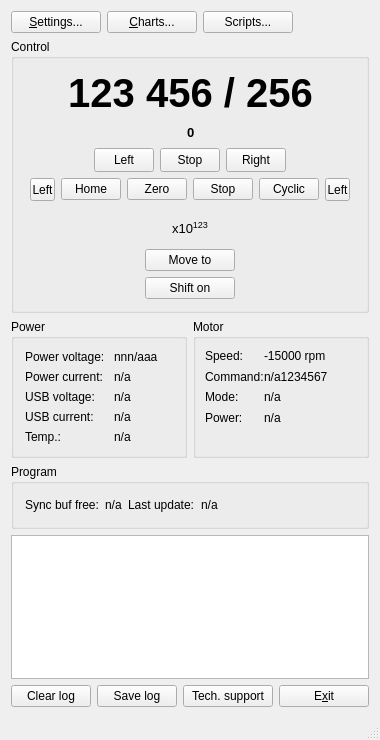
EPC-MSU/XILab, file src/mainwindow.ui: the form before one commit.
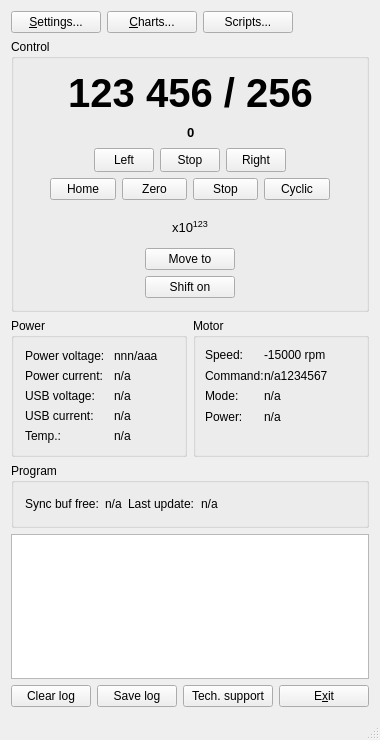
The form after the commit. Icons and pictures are not drawn. Custom widgets are drawn as their Qt base class.

Commit message:
Exit button
* Add close, hide, minimize buttons.
* Remove old "Exit" button.

Patch:
```diff
--- a/src/mainwindow.ui
+++ b/src/mainwindow.ui
@@ -403,44 +403,6 @@
                  </property>
                 </spacer>
                </item>
-               <item>
-                <widget class="QToolButton" name="leftBdrBtn">
-                 <property name="enabled">
-                  <bool>true</bool>
-                 </property>
-                 <property name="minimumSize">
-                  <size>
-                   <width>25</width>
-                   <height>23</height>
-                  </size>
-                 </property>
-                 <property name="maximumSize">
-                  <size>
-                   <width>16777210</width>
-                   <height>16777215</height>
-                  </size>
-                 </property>
-                 <property name="focusPolicy">
-                  <enum>Qt::StrongFocus</enum>
-                 </property>
-                 <property name="text">
-                  <string>Left</string>
-                 </property>
-                 <property name="icon">
-                  <iconset resource="../Resources/XILab.qrc">
-                   <normaloff>:/mainwindow/images/mainwindow/left_bdr.png</normaloff>:/mainwindow/images/mainwindow/left_bdr.png</iconset>
-                 </property>
-                 <property name="iconSize">
-                  <size>
-                   <width>20</width>
-                   <height>12</height>
-                  </size>
-                 </property>
-                 <property name="toolButtonStyle">
-                  <enum>Qt::ToolButtonIconOnly</enum>
-                 </property>
-                </widget>
-               </item>
                <item>
                 <widget class="QPushButton" name="homeBtn">
                  <property name="minimumSize">
@@ -542,38 +504,6 @@
                  </property>
                 </widget>
                </item>
-               <item>
-                <widget class="QToolButton" name="rightBdrBtn">
-                 <property name="enabled">
-                  <bool>true</bool>
-                 </property>
-                 <property name="minimumSize">
-                  <size>
-                   <width>25</width>
-                   <height>23</height>
-                  </size>
-                 </property>
-                 <property name="focusPolicy">
-                  <enum>Qt::StrongFocus</enum>
-                 </property>
-                 <property name="text">
-                  <string>Left</string>
-                 </property>
-                 <property name="icon">
-                  <iconset resource="../Resources/XILab.qrc">
-                   <normaloff>:/mainwindow/images/mainwindow/right_bdr.png</normaloff>:/mainwindow/images/mainwindow/right_bdr.png</iconset>
-                 </property>
-                 <property name="iconSize">
-                  <size>
-                   <width>20</width>
-                   <height>12</height>
-                  </size>
-                 </property>
-                 <property name="toolButtonStyle">
-                  <enum>Qt::ToolButtonIconOnly</enum>
-                 </property>
-                </widget>
-               </item>
                <item>
                 <spacer name="horizontalSpacer_12">
                  <property name="orientation">
```
The commit also changes 3 other files.
